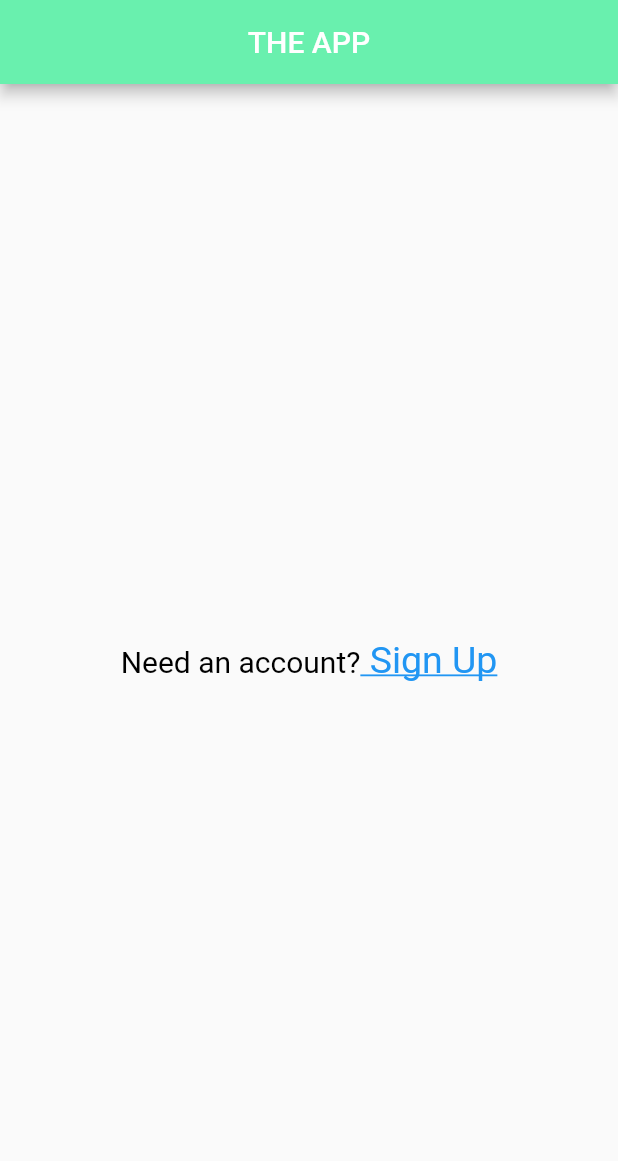
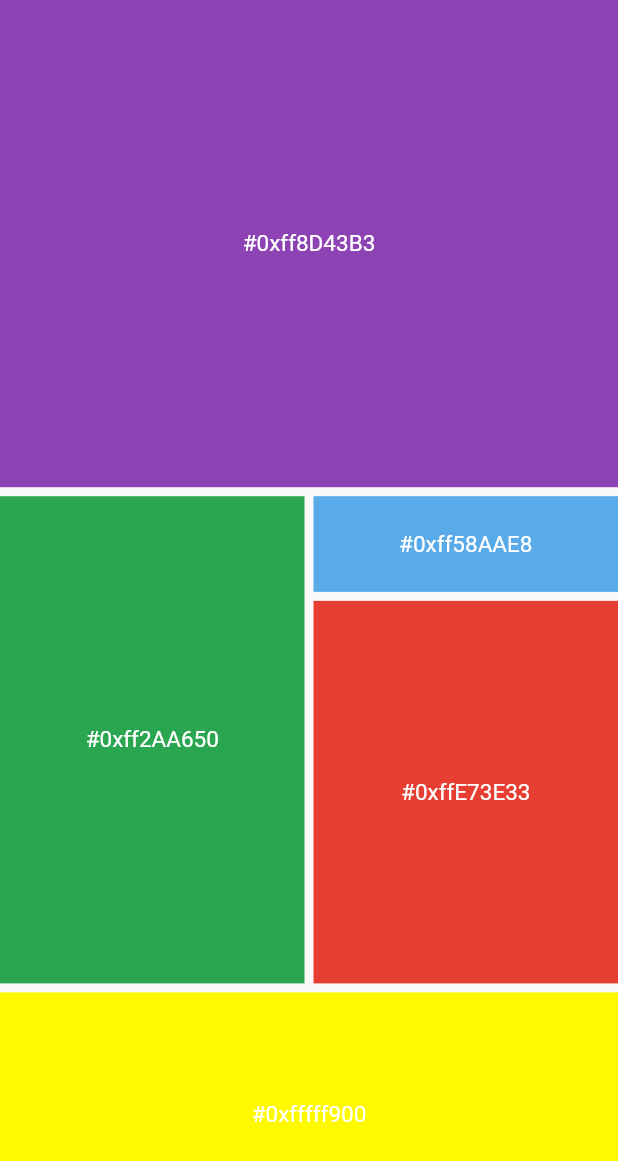
Before and after one commit to VE5PER/flutter_intro, a Flutter app: the screen it shows after launch, on a phone screen of 412 x 824 dp. Shown: the top 1161 px of the screen. Run offline on Flutter 3.47's test engine with Material 2 defaults, Android fonts, the phone set to English and light mode, and no system bars.

Commit message:
widget functions with parameters

```diff
--- a/lib/main.dart
+++ b/lib/main.dart
@@ -1,9 +1,9 @@
-import 'package:flutter/cupertino.dart';
 import 'package:flutter/material.dart';
-import 'package:flutter/rendering.dart';
 
 void main() {
-  runApp(MyApp());
+  runApp(MaterialApp(
+    home: MyApp(),
+  ));
 }
 
 class MyApp extends StatelessWidget {
@@ -11,36 +11,48 @@ class MyApp extends StatelessWidget {
 
   @override
   Widget build(BuildContext context) {
-    return MaterialApp(
-      home: Scaffold(
-        appBar: AppBar(
-          title: Center(child: Text("THE APP")),
-          backgroundColor: Colors.greenAccent,
+    return Scaffold(
+        body: Column(
+      crossAxisAlignment: CrossAxisAlignment.stretch,
+      children: [
+        widget_fn(4, "0xff8D43B3"),
+        Padding(padding: EdgeInsets.all(3.0)),
+        Expanded(
+          flex: 4,
+          child: Row(
+            crossAxisAlignment: CrossAxisAlignment.stretch,
+            children: [
+              widget_fn(5, "0xff2AA650"),
+              Padding(padding: EdgeInsets.all(3.0)),
+              Expanded(
+                  flex: 5,
+                  child: Column(
+                    crossAxisAlignment: CrossAxisAlignment.stretch,
+                    children: [
+                      widget_fn(2, "0xff58AAE8"),
+                      Padding(padding: EdgeInsets.all(3.0)),
+                      widget_fn(8, "0xffE73E33"),
+                    ],
+                  )),
+            ],
+          ),
         ),
-        body: Center(
-            child: RichText(
-    text: TextSpan(
-      children: [
-        TextSpan(
-          text: "Need an account?",
-          style: TextStyle(
-            fontSize: 20.0,
-            color: Colors.black,
-          )
-        ),
-        TextSpan(
-          text:" Sign Up",
-          style: TextStyle(
-            fontSize: 25,
-            color: Colors.blue,
-            decoration: TextDecoration.underline,
-          )
-
-        ),
-      ]
-    )),
-    )
-      ),
-    );
+        Padding(padding: EdgeInsets.all(3.0)),
+        widget_fn(2, "0xfffff900")
+      ],
+    ));
   }
 }
+
+Widget widget_fn(int flx, String colorval) {
+  return (Expanded(
+      flex: flx,
+      child: Container(
+        color: Color(int.parse(colorval)),
+        child: Center(
+          child: Text("#$colorval",
+              style: TextStyle(color: Colors.white, fontSize: 15),
+              textAlign: TextAlign.center),
+        ),
+      )));
+}
```
